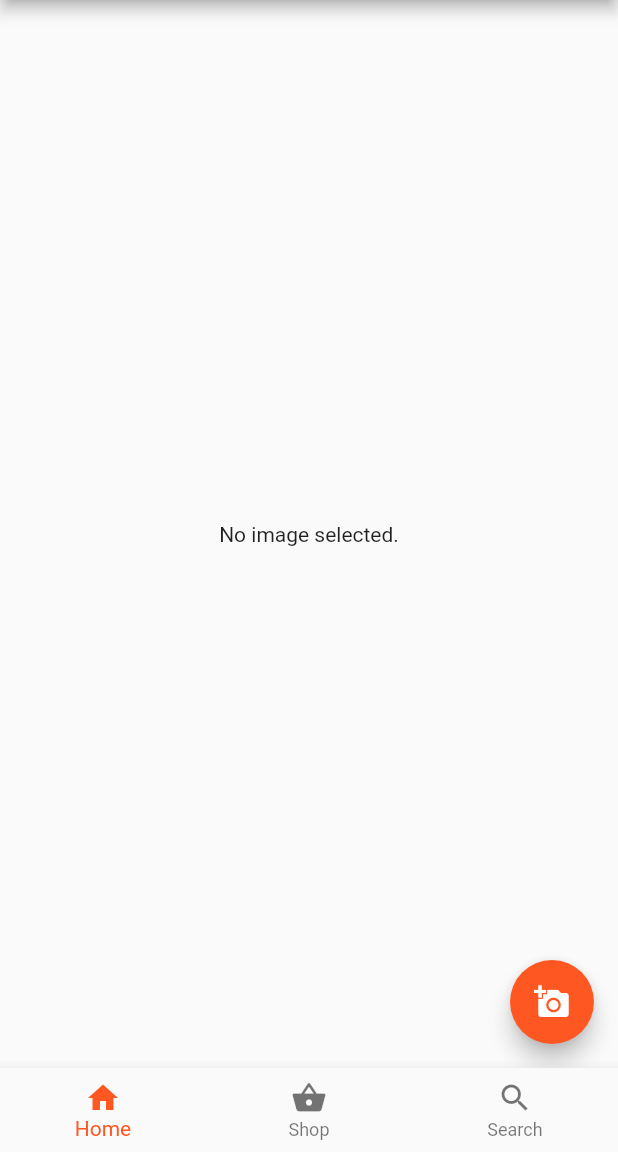
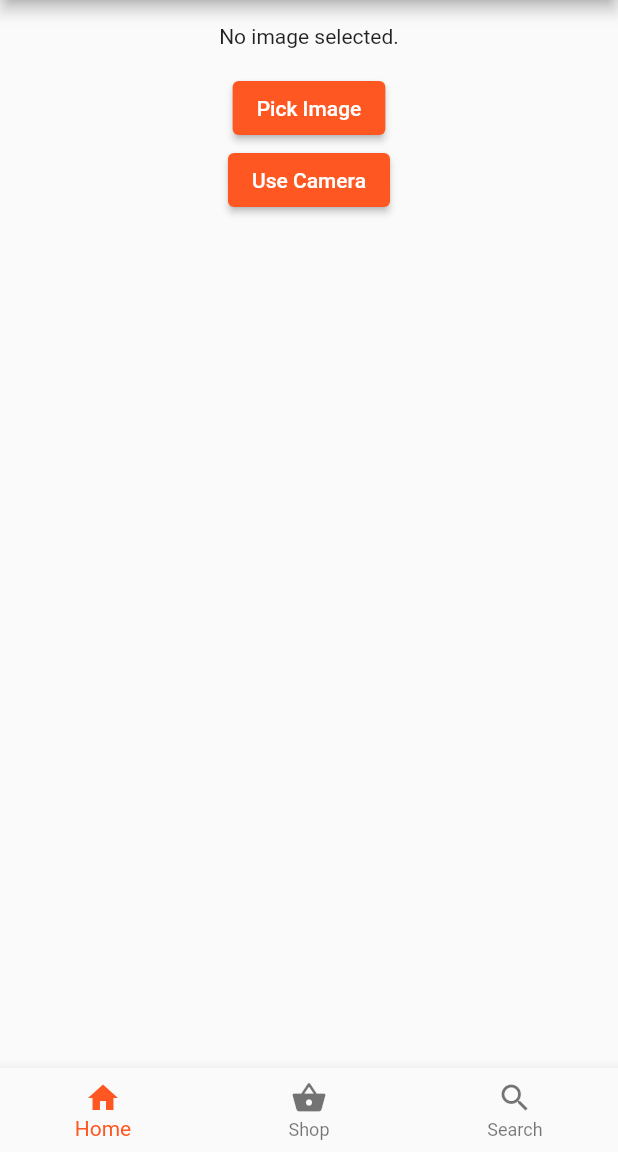
Before and after one commit to tcgj-pteltd/CatchMyProf, a Flutter app: the screen it shows after launch, on a phone screen of 412 x 824 dp, the part 84-1236 px from its top. Run offline on Flutter 3.47's test engine with Material 2 defaults, Android fonts, the phone set to English and light mode, and no system bars; our stand-ins replace image_picker.

Commit message:
Add image picker

```diff
--- a/lib/homepage.dart
+++ b/lib/homepage.dart
@@ -15,7 +15,19 @@ class _HomePageState extends State<HomePage> {
   File _image;
   final picker = ImagePicker();
 
-  Future getImage() async {
+  Future getImageFromCamera() async {
+    final pickedFile = await picker.getImage(source: ImageSource.camera);
+
+    setState(() {
+      if (pickedFile != null) {
+        _image = File(pickedFile.path);
+      } else {
+        print('No image selected.');
+      }
+    });
+  }
+
+  Future getImageFromGallery() async {
     final pickedFile = await picker.getImage(source: ImageSource.gallery);
 
     setState(() {
@@ -27,16 +39,45 @@ class _HomePageState extends State<HomePage> {
     });
   }
 
+  void removeImage() {
+    setState(() {
+      _image = null;
+    });
+  }
+
   @override
   Widget build(BuildContext context) {
     return Scaffold(
       body: Center(
-        child: _image == null ? Text('No image selected.') : Image.file(_image),
-      ),
-      floatingActionButton: FloatingActionButton(
-        onPressed: getImage,
-        tooltip: 'Pick Image',
-        child: Icon(Icons.add_a_photo),
+        child: Column(
+          children: <Widget>[
+            _image == null
+                ? Padding(
+                    padding: EdgeInsets.all(16.0),
+                    child: Text('No image selected.'))
+                : Column(
+              children: <Widget>[
+                Image.file(_image, width: 300, height: 300),
+                ElevatedButton(
+                  onPressed: removeImage,
+                  child: Text("Remove Image"),
+                ),
+                ElevatedButton(
+                  onPressed: removeImage,
+                  child: Text("Submit"),
+                )
+              ],
+            ),
+            ElevatedButton(
+              onPressed: getImageFromGallery,
+              child: Text("Pick Image"),
+            ),
+            ElevatedButton(
+              onPressed: getImageFromCamera,
+              child: Text("Use Camera"),
+            )
+          ],
+        ),
       ),
     );
   }
```
